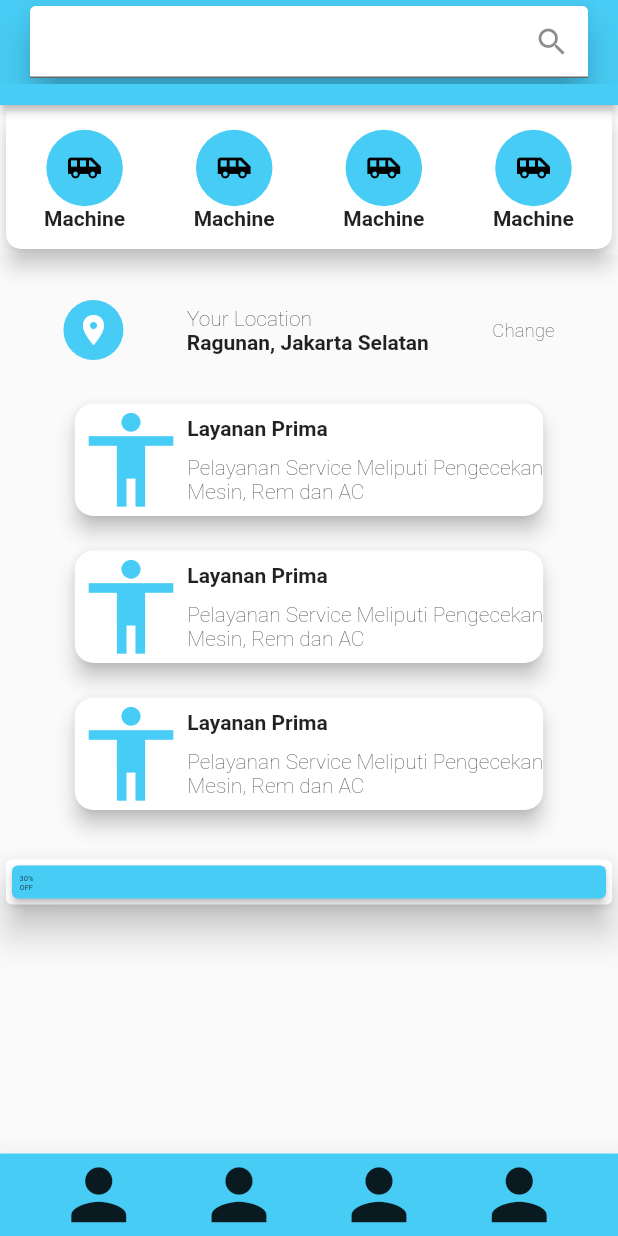
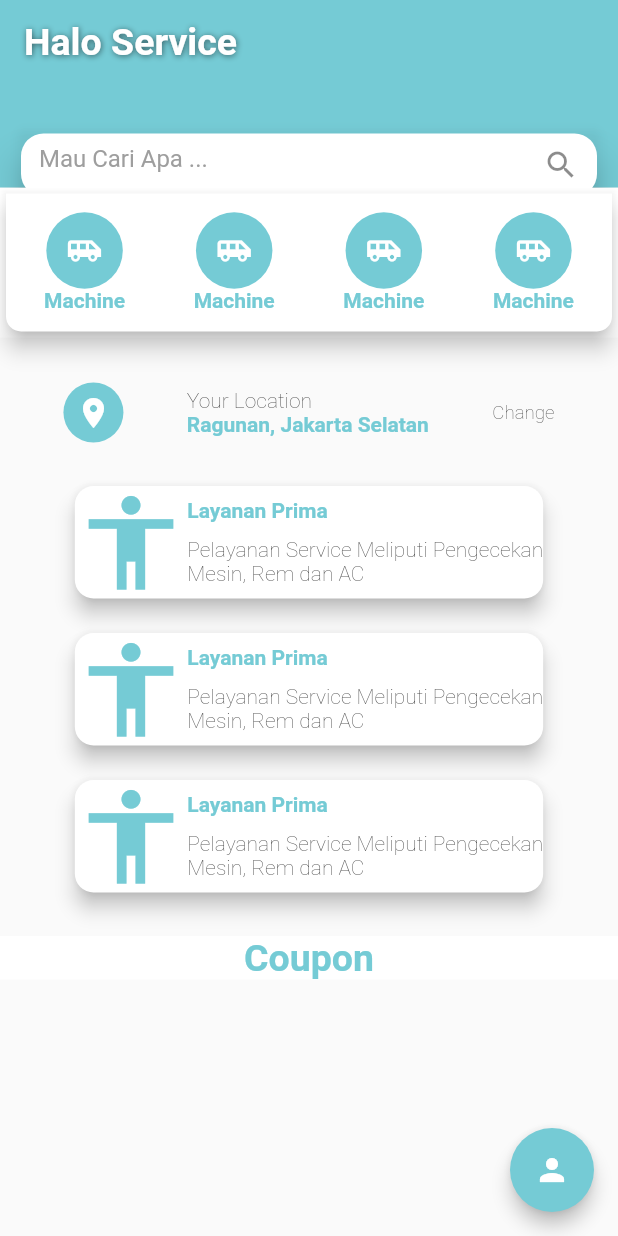
Before and after one commit to futuraworks/HaloService, a Flutter app: the screen it shows after launch, on a phone screen of 412 x 824 dp. Run offline on Flutter 3.47's test engine with Material 2 defaults, Android fonts, the phone set to English and light mode, and no system bars.

Commit message:
new file:   lib/home.dart 	new file:   lib/layanan.dart 	modified:   lib/main.dart 	new file:   lib/router.dart

```diff
--- /dev/null
+++ b/lib/home.dart
@@ -0,0 +1,283 @@
+import "package:flutter/material.dart";
+final int myColor = 0xff75cbd5;
+
+class Home extends StatelessWidget {
+  @override
+  Widget build(BuildContext context) {
+    return new Scaffold(floatingActionButton: FloatingActionButton(backgroundColor:Color(myColor),elevation: 5.0,
+      onPressed: () => null ,
+      child: Icon(Icons.person)),
+      body: CustomScrollView(
+        slivers: <Widget>[
+          SliverAppBar(
+            elevation: 10.0,
+            pinned: true,
+            backgroundColor: Color(myColor),
+            title: Text("Halo Service",
+              style: TextStyle(
+                shadows: [Shadow(color: Colors.black54,offset: Offset(0.5,0.5),blurRadius: 5.0)],
+                fontWeight: FontWeight.bold,
+                fontSize: 25.0)
+              ),
+            expandedHeight: 125.0, // set app bar height
+            floating: true,
+            flexibleSpace: FlexibleSpaceBar(
+              background: Column(
+                children: <Widget>[
+                  SizedBox(height: 75.0,), // space between title and search
+                  Padding( padding: EdgeInsets.all(10.0),
+                    child: Container(
+                      color: Colors.transparent,
+                      height: 50.0, //search height
+                      width: double.infinity,
+                      child: Card(
+                        color: Colors.transparent,
+                        elevation: 10.0,
+                        child: TextField(
+                          onTap: () => null,
+                          decoration: InputDecoration(
+                            hintText: "Mau Cari Apa ... ",
+                            hintStyle: TextStyle(color: Colors.grey),
+                            enabledBorder: OutlineInputBorder(
+                              borderSide: BorderSide(color: Colors.transparent),
+                              borderRadius: BorderRadius.all(Radius.circular(15.0)),
+                            ),
+                            border: InputBorder.none,
+                            suffixIcon: Icon(Icons.search),
+                             // border: OutlineInputBorder(borderRadius: BorderRadius.all(Radius.circular(10.0))),
+                            filled: true,
+                            fillColor: Colors.white
+                           ),
+                         ),
+                      )
+                    ),
+                  )
+                ],
+              ),
+              // background: TextField(
+              //      onTap: () => null,
+              //      decoration: InputDecoration(
+              //        suffixIcon: Icon(Icons.search),
+              //        // border: OutlineInputBorder(borderRadius: BorderRadius.all(Radius.circular(10.0))),
+              //        filled: true,
+              //        fillColor: Colors.white
+              //    ),
+              //  ),
+            ),
+          ),
+          SliverList(
+            delegate: SliverChildListDelegate([
+              bodyWidget(context),
+            ]),
+          ),
+          SliverToBoxAdapter(
+            child: Container(
+              color: Colors.white,
+              child: Row(
+                mainAxisAlignment: MainAxisAlignment.center,
+                children: <Widget>[
+                  Text("Coupon",style: TextStyle(fontSize: 25.0,fontWeight: FontWeight.bold,color: Color(myColor)))
+                ],)
+            ),),
+        ],
+      ),
+      //  ###  BOTTOM BAR , DISABLED  ###
+      // bottomNavigationBar: BottomAppBar(
+      //   color: Color(myColor),
+      //   elevation: 100.0,
+      //   child: Padding(
+      //     padding: EdgeInsets.all(2.0),
+      //     child: Row(
+      //       mainAxisAlignment: MainAxisAlignment.spaceAround,
+      //       children: <Widget>[
+      //         Wrap(
+      //           direction: Axis.vertical,
+      //           children: <Widget>[
+      //             Icon(Icons.home,size: 32.0),
+      //             Text("Home",style: TextStyle(fontSize: 12.0))
+      //           ],
+      //         ),
+      //         Wrap(
+      //           direction: Axis.vertical,
+      //           children: <Widget>[
+      //             Icon(Icons.history,size: 32.0),
+      //             Text("History",style: TextStyle(fontSize: 12.0))
+      //           ],
+      //         ),
+      //         Wrap(
+      //           direction: Axis.vertical,
+      //           children: <Widget>[
+      //             Icon(Icons.person,size: 32.0),
+      //             Text("Profile",style: TextStyle(fontSize: 12.0))
+      //           ],
+      //         ),
+      //         Wrap(
+      //           direction: Axis.vertical,
+      //           children: <Widget>[
+      //             Icon(Icons.settings,size: 32.0),
+      //             Text("Settings",style: TextStyle(fontSize: 12.0))
+      //           ],
+      //         ),
+      //       ],
+      //     ),
+      //   ),
+      // ),
+    );
+  }
+
+  Widget bodyWidget(context){
+    return Wrap(children: <Widget>[
+      SizedBox(
+        width: MediaQuery.of(context).size.width,
+        height: 100.0,
+        child: Container(
+          color: Colors.white,
+          child: Card(
+            shape: RoundedRectangleBorder(borderRadius: BorderRadius.only(bottomLeft: Radius.circular(10.0),bottomRight: Radius.circular(10.0))),
+            elevation: 6.05,
+            child: selectionIcon()
+          )
+        ),
+      ),
+      // Chip(label: Text("Your Location"),avatar: CircleAvatar(child:Icon(Icons.location_on) ,),),
+      Padding(padding: EdgeInsets.all(15.0)),
+        Stack(
+          children: <Widget>[ // main paper grey
+            Container(color: Colors.white10,),
+            Wrap(runSpacing: 25.0,
+              alignment: WrapAlignment.center,
+              children: <Widget>[
+                usrLoc(),
+                GestureDetector(child: cardSelections(),
+                  onTap: () => Navigator.pushNamed(context, '/layanan'),),
+                couponField(MediaQuery.of(context).size.width),
+              ]
+            ),
+          ]
+        ),
+    ],);
+  }
+
+  void coupon(){
+    // return Card(
+    //   elevation: 2.5,
+    //   color: Color(myColor),
+    //   child: Padding(
+    //     padding: EdgeInsets.all(5.0),
+    //     child: Column(
+    //       crossAxisAlignment: CrossAxisAlignment.stretch,
+    //       children: <Widget>[
+    //       Text("30%",style: TextStyle(fontSize: 5.0)),
+    //       Text("OFF",style: TextStyle(fontSize: 5.0)),
+    //     ],)
+    //   )
+    // );
+    return null;
+  }
+
+  Widget couponField(double w){
+    return Container(
+      width: w,
+      // child: Card(child:coupon(),elevation: 10.0,)
+    );
+  }
+
+  Widget usrLoc(){
+    return Row(mainAxisAlignment: MainAxisAlignment.spaceEvenly,
+      children: <Widget>[
+        CircleAvatar(backgroundColor: Color(myColor),child: Icon(Icons.location_on,color: Colors.white,)),
+        Wrap(direction: Axis.vertical ,
+          children: <Widget>[
+            Text("Your Location",style: TextStyle(fontWeight: FontWeight.w100),),
+            Text("Ragunan, Jakarta Selatan",style: TextStyle(fontWeight: FontWeight.bold,color: Color(myColor)))
+          ],
+        ),
+        Text("Change",style: TextStyle(fontSize: 12.5,fontWeight: FontWeight.w200)),
+      ],
+    );
+  }
+
+  Widget cardWidget(){
+    return Container(
+      color: Colors.transparent,
+      child: Card(
+        shape: RoundedRectangleBorder(borderRadius: BorderRadius.all(Radius.circular(12.5))),
+        elevation: 5.5,
+        child: Flex(direction: Axis.horizontal,
+          children: <Widget>[
+            Icon(Icons.accessibility,
+              color: Color(myColor),
+              size: 75.0,
+            ),
+            Wrap(
+              direction: Axis.vertical,
+              children: <Widget>[
+                Text("Layanan Prima",
+                style: TextStyle(fontWeight: FontWeight.bold,color: Color(myColor))
+              ),
+              Padding(padding: EdgeInsets.all(5.0),),
+              Text("Pelayanan Service Meliputi Pengecekan",
+                style: TextStyle(fontWeight: FontWeight.w100),),
+              Text("Mesin, Rem dan AC",
+                style: TextStyle(fontWeight: FontWeight.w100),),
+              ],
+            )
+          ]
+        ),
+      ),
+    );
+  }
+
+  Widget cardSelections(){
+    return Wrap(spacing: 15.0,
+      direction: Axis.vertical,
+      children: <Widget>[
+        // Card List
+
+      GestureDetector(child: cardWidget() ,
+      // onTap: () => Navigator.pushNamed(context, '/layanan'),
+      ),
+      GestureDetector(child: cardWidget() ,
+        // onTap: () => Navigator.pushNamed(context, '/layanan'),
+      ),
+      GestureDetector(child: cardWidget() ,
+      // onTap: () => Navigator.pushNamed(context, '/layanan'),
+      ),
+    ]);
+  }
+
+  Widget selectionIcon(){
+    return Padding(padding: EdgeInsets.all(12.5),
+        child: Wrap(alignment: WrapAlignment.spaceAround,direction: Axis.horizontal , spacing: 20.0,
+        children: <Widget>[
+        // Icon list below appbar search
+          Column(
+            children: <Widget>[
+              CircleAvatar(child: Icon(Icons.airport_shuttle,color: Colors.white),radius: 25.5,backgroundColor: Color(myColor)),
+              Text("Machine",style: TextStyle(fontWeight: FontWeight.bold,color: Color(myColor))),
+            ],
+          ),
+          Column(
+            children: <Widget>[
+              CircleAvatar(child: Icon(Icons.airport_shuttle,color: Colors.white),radius: 25.5,backgroundColor: Color(myColor)),
+              Text("Machine",style: TextStyle(fontWeight: FontWeight.bold,color: Color(myColor))),
+            ],
+          ),
+
+          Column(
+            children: <Widget>[
+              CircleAvatar(child: Icon(Icons.airport_shuttle,color: Colors.white),radius: 25.5,backgroundColor: Color(myColor)),
+              Text("Machine",style: TextStyle(fontWeight: FontWeight.bold,color: Color(myColor))),
+            ],
+          ),
+          Column(
+            children: <Widget>[
+              CircleAvatar(child: Icon(Icons.airport_shuttle,color: Colors.white),radius: 25.5,backgroundColor: Color(myColor)),
+              Text("Machine",style: TextStyle(fontWeight: FontWeight.bold,color: Color(myColor))),
+            ],
+          ),
+        ],// end of icon list
+      )
+    );
+  }
+}
--- /dev/null
+++ b/lib/layanan.dart
@@ -0,0 +1,8 @@
+import "package:flutter/material.dart";
+
+class Layanan extends StatelessWidget {
+  @override
+  Widget build(BuildContext context) {
+    return new Scaffold(appBar:AppBar() ,);
+  }
+}
--- a/lib/main.dart
+++ b/lib/main.dart
@@ -1,194 +1,19 @@
 import "package:flutter/material.dart";
-import 'package:flutter/services.dart';
+import "package:flutter/services.dart";
+import "layanan.dart";
+import "home.dart";
 
-final int myColor = 0xff47ccf5;
 
 void main() {
   SystemChrome.setSystemUIOverlayStyle(SystemUiOverlayStyle(statusBarBrightness: Brightness.light,statusBarColor: Color(myColor),));
-  runApp(MaterialApp(home: Test(),debugShowCheckedModeBanner: false,));
+  runApp(
+    MaterialApp(
+      initialRoute: '/',
+      routes: {
+        '/':(context) => Home(),
+        '/layanan': (context) => Layanan(),
+      },
+      debugShowCheckedModeBanner: false,
+    )
+  );
 }
-
-class Test extends StatelessWidget {
-  @override
-  Widget build(BuildContext context) {
-    return new Scaffold(
-      appBar: PreferredSize(
-        preferredSize: Size.fromHeight(70.0),
-        child: AppBar(
-          elevation: 2.5,
-          backgroundColor: Color(myColor),
-          centerTitle: true,
-          title: Card(
-            elevation: 10.0,
-            child: TextField(
-              onTap: () => null,
-              decoration: InputDecoration(
-                suffixIcon: Icon(Icons.search),
-                // border: OutlineInputBorder(borderRadius: BorderRadius.all(Radius.circular(10.0))),
-                filled: true,
-                fillColor: Colors.white
-            ),),
-          )
-        )
-      ),
-      body: Column(
-        children:<Widget>[
-          SizedBox(
-            width: MediaQuery.of(context).size.width,
-            height: 100.0,
-            child: Container(
-              color: Colors.white,
-              child: Card(
-                shape: RoundedRectangleBorder(borderRadius: BorderRadius.only(bottomLeft: Radius.circular(10.0),bottomRight: Radius.circular(10.0))),
-                elevation: 6.05,
-                child: selectionIcon()
-              )
-            ),
-          ),
-          // Chip(label: Text("Your Location"),avatar: CircleAvatar(child:Icon(Icons.location_on) ,),),
-          Padding(padding: EdgeInsets.all(15.0)),
-              Stack(
-                children: <Widget>[ // main paper grey
-                  Container(color: Colors.white10,),
-                  Wrap(runSpacing: 25.0,
-                    alignment: WrapAlignment.center,
-                    children: <Widget>[
-                      usrLoc(),
-                      cardSelections(),
-                      couponField(MediaQuery.of(context).size.width),
-                    ]
-                  ),
-                ]
-              ),
-        ]
-      ),
-      bottomNavigationBar: BottomAppBar(
-        color: Color(myColor),
-        elevation: 20.0,
-        child: Row(
-          mainAxisAlignment: MainAxisAlignment.spaceEvenly,
-          children: <Widget>[
-            Icon(Icons.person,size: 55.0),
-            Icon(Icons.person,size: 55.0),
-            Icon(Icons.person,size: 55.0),
-            Icon(Icons.person,size: 55.0),
-          ],
-        ),
-      ),
-    );
-  }
-
-  Widget coupon(){
-    return Card(
-      elevation: 2.5,
-      color: Color(myColor),
-      child: Padding(
-        padding: EdgeInsets.all(5.0),
-        child: Column(
-          crossAxisAlignment: CrossAxisAlignment.stretch,
-          children: <Widget>[
-          Text("30%",style: TextStyle(fontSize: 5.0)),
-          Text("OFF",style: TextStyle(fontSize: 5.0)),
-        ],)
-      )
-    );
-  }
-
-  Widget couponField(double w){
-    return Container(
-      width: w,
-      child: Card(child:coupon(),elevation: 10.0,)
-    );
-  }
-
-  Widget usrLoc(){
-    return Row(mainAxisAlignment: MainAxisAlignment.spaceEvenly,
-      children: <Widget>[
-        CircleAvatar(backgroundColor: Color(myColor),child: Icon(Icons.location_on,color: Colors.white,)),
-        Wrap(direction: Axis.vertical ,
-          children: <Widget>[
-            Text("Your Location",style: TextStyle(fontWeight: FontWeight.w100),),
-            Text("Ragunan, Jakarta Selatan",style: TextStyle(fontWeight: FontWeight.bold))
-          ],
-        ),
-        Text("Change",style: TextStyle(fontSize: 12.5,fontWeight: FontWeight.w200)),
-      ],
-    );
-  }
-
-  Widget cardWidget(){
-    return Container(
-      color: Colors.transparent,
-      child: Card(
-        shape: RoundedRectangleBorder(borderRadius: BorderRadius.all(Radius.circular(12.5))),
-        elevation: 5.5,
-        child: Flex(direction: Axis.horizontal,
-          children: <Widget>[
-            Icon(Icons.accessibility,color: Color(myColor),
-              size: 75.0,
-            ),
-            Wrap(
-              direction: Axis.vertical,
-              children: <Widget>[
-                Text("Layanan Prima",
-                style: TextStyle(fontWeight: FontWeight.bold)
-              ),
-              Padding(padding: EdgeInsets.all(5.0),),
-              Text("Pelayanan Service Meliputi Pengecekan",
-                style: TextStyle(fontWeight: FontWeight.w100),),
-              Text("Mesin, Rem dan AC",
-                style: TextStyle(fontWeight: FontWeight.w100),),
-              ],
-            )
-          ]
-        ),
-      ),
-    );
-  }
-
-  Widget cardSelections(){
-    return Wrap(spacing: 15.0,
-      direction: Axis.vertical,
-      children: <Widget>[
-        // Card List
-      cardWidget(),
-      cardWidget(),
-      cardWidget(),
-    ]);
-  }
-
-  Widget selectionIcon(){
-    return Padding(padding: EdgeInsets.all(12.5),
-        child: Wrap(alignment: WrapAlignment.spaceAround,direction: Axis.horizontal , spacing: 20.0,
-        children: <Widget>[
-        // Icon list below appbar search
-          Column(
-            children: <Widget>[
-              CircleAvatar(child: Icon(Icons.airport_shuttle,color: Colors.black),radius: 25.5,backgroundColor: Color(myColor)),
-              Text("Machine",style: TextStyle(fontWeight: FontWeight.bold),),
-            ],
-          ),
-          Column(
-            children: <Widget>[
-              CircleAvatar(child: Icon(Icons.airport_shuttle,color: Colors.black),radius: 25.5,backgroundColor: Color(myColor)),
-              Text("Machine",style: TextStyle(fontWeight: FontWeight.bold),),
-            ],
-          ),
-
-          Column(
-            children: <Widget>[
-              CircleAvatar(child: Icon(Icons.airport_shuttle,color: Colors.black),radius: 25.5,backgroundColor: Color(myColor)),
-              Text("Machine",style: TextStyle(fontWeight: FontWeight.bold)),
-            ],
-          ),
-          Column(
-            children: <Widget>[
-              CircleAvatar(child: Icon(Icons.airport_shuttle,color: Colors.black,),radius: 25.5,backgroundColor: Color(myColor)),
-              Text("Machine",style: TextStyle(fontWeight: FontWeight.bold)),
-            ],
-          ),
-        ],// end of icon list
-      )
-    );
-  }
-}
```
Also changed, not shown: lib/router.dart (added).
